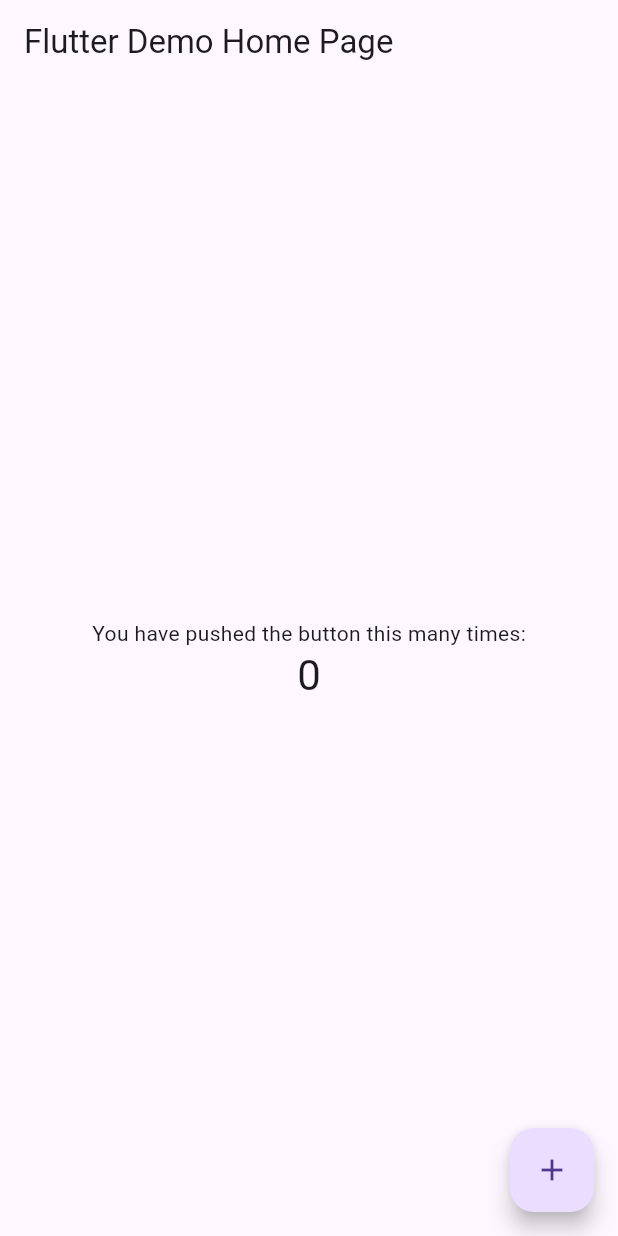
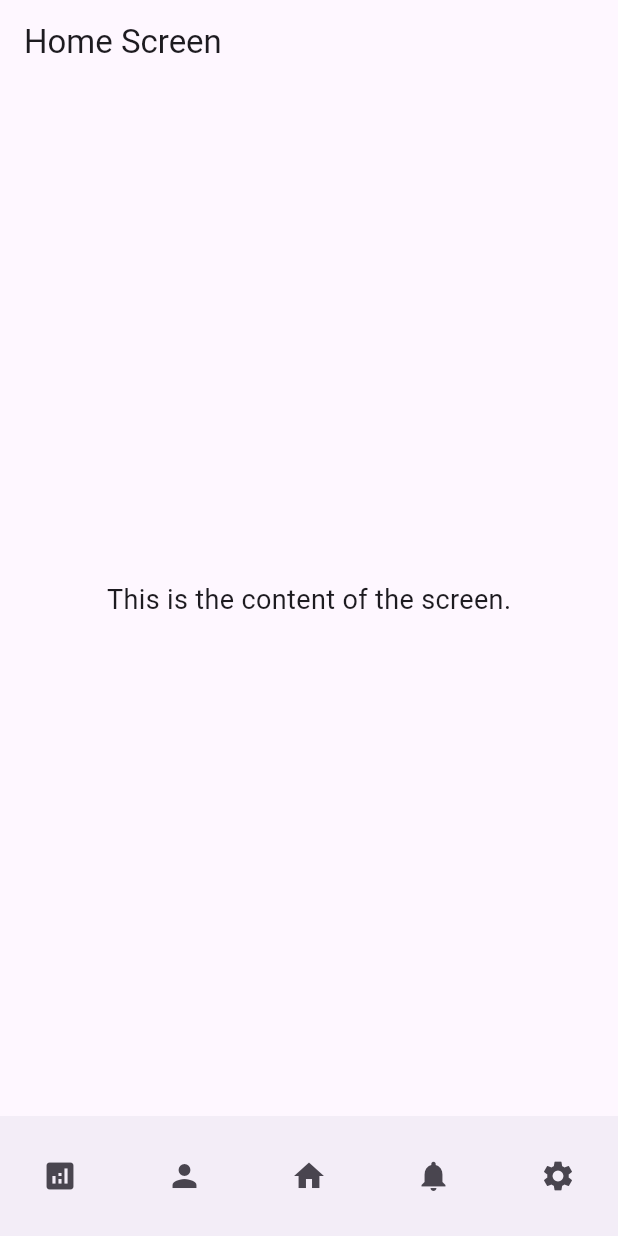
Before and after one commit to NoahTheLee/CSC322_StreakerApp_Final, a Flutter app: the screen it shows after launch, on a phone screen of 412 x 824 dp. Run offline on Flutter 3.47's test engine with Material 3 defaults, Android fonts, the phone set to English and light mode, and no system bars.

Commit message:
Added primary functionality for five-button bottom nav bar and placeholder screens

```diff
--- a/lib/main.dart
+++ b/lib/main.dart
@@ -1,4 +1,6 @@
 import 'package:flutter/material.dart';
+
+import 'package:csc322_streaker_final/navigator.dart';
 
 void main() {
   runApp(MyApp());
@@ -14,54 +16,7 @@ class MyApp extends StatelessWidget {
       theme: ThemeData(
         primarySwatch: Colors.blue,
       ),
-      home: const MyHomePage(title: 'Flutter Demo Home Page'),
+      home: const MyHomePage(),
     );
   }
 }
-
-class MyHomePage extends StatefulWidget {
-  const MyHomePage({super.key, required this.title});
-
-  final String title;
-
-  @override
-  _MyHomePageState createState() => _MyHomePageState();
-}
-
-class _MyHomePageState extends State<MyHomePage> {
-  int _counter = 0;
-
-  void _incrementCounter() {
-    setState(() {
-      _counter++;
-    });
-  }
-
-  @override
-  Widget build(BuildContext context) {
-    return Scaffold(
-      appBar: AppBar(
-        title: Text(widget.title),
-      ),
-      body: Center(
-        child: Column(
-          mainAxisAlignment: MainAxisAlignment.center,
-          children: <Widget>[
-            const Text(
-              'You have pushed the button this many times:',
-            ),
-            Text(
-              '$_counter',
-              style: Theme.of(context).textTheme.headlineMedium,
-            ),
-          ],
-        ),
-      ),
-      floatingActionButton: FloatingActionButton(
-        onPressed: _incrementCounter,
-        tooltip: 'Increment',
-        child: const Icon(Icons.add),
-      ),
-    );
-  }
-}
--- /dev/null
+++ b/lib/navigator.dart
@@ -0,0 +1,73 @@
+import 'package:csc322_streaker_final/screens/credits_screen.dart';
+import 'package:csc322_streaker_final/screens/home_screen.dart';
+import 'package:csc322_streaker_final/screens/notifications_screen.dart';
+import 'package:csc322_streaker_final/screens/profile_screen.dart';
+import 'package:csc322_streaker_final/screens/settings_screen.dart';
+import 'package:flutter/material.dart';
+
+class MyHomePage extends StatefulWidget {
+  const MyHomePage({super.key});
+
+  @override
+  _MyHomePageState createState() => _MyHomePageState();
+}
+
+class _MyHomePageState extends State<MyHomePage> {
+  int _selectedIndex = 2; //Default to HomeScreen
+
+  //Simple list to hold the screens themselves
+  final List<Widget> _screens = [
+    CreditsScreen(),
+    ProfileScreen(),
+    HomeScreen(),
+    NotificationsScreen(),
+    SettingsScreen(),
+  ];
+
+  //Function to change the selected index
+  void _onItemTapped(int index) {
+    setState(() {
+      _selectedIndex = index;
+    });
+  }
+
+  @override
+  Widget build(BuildContext context) {
+    //Main "body" itself, uses IndexedStack to toggle between screens
+    return Scaffold(
+      body: IndexedStack(
+        index: _selectedIndex,
+        children: _screens,
+      ),
+
+      // BottomAppBar with navigation buttons
+      bottomNavigationBar: BottomAppBar(
+        child: Row(
+          mainAxisAlignment: MainAxisAlignment.spaceBetween,
+          children: <Widget>[
+            IconButton(
+              icon: const Icon(Icons.analytics),
+              onPressed: () => _onItemTapped(0),
+            ),
+            IconButton(
+              icon: const Icon(Icons.person),
+              onPressed: () => _onItemTapped(1),
+            ),
+            IconButton(
+              icon: const Icon(Icons.home),
+              onPressed: () => _onItemTapped(2),
+            ),
+            IconButton(
+              icon: const Icon(Icons.notifications),
+              onPressed: () => _onItemTapped(3),
+            ),
+            IconButton(
+              icon: const Icon(Icons.settings),
+              onPressed: () => _onItemTapped(4),
+            ),
+          ],
+        ),
+      ),
+    );
+  }
+}
--- /dev/null
+++ b/lib/screens/home_screen.dart
@@ -0,0 +1,25 @@
+import 'package:flutter/material.dart';
+
+class HomeScreen extends StatefulWidget {
+  const HomeScreen({Key? key});
+
+  @override
+  _HomeScreenState createState() => _HomeScreenState();
+}
+
+class _HomeScreenState extends State<HomeScreen> {
+  @override
+  Widget build(BuildContext context) {
+    return Scaffold(
+      appBar: AppBar(
+        title: const Text('Home Screen'),
+      ),
+      body: const Center(
+        child: Text(
+          'This is the content of the screen.',
+          style: TextStyle(fontSize: 18),
+        ),
+      ),
+    );
+  }
+}
```
Also changed, not shown: lib/screens/credits_screen.dart (added, +25 -0 lines), lib/screens/notifications_screen.dart (added, +25 -0 lines), lib/screens/profile_screen.dart (added, +25 -0 lines), lib/screens/settings_screen.dart (added, +25 -0 lines).
